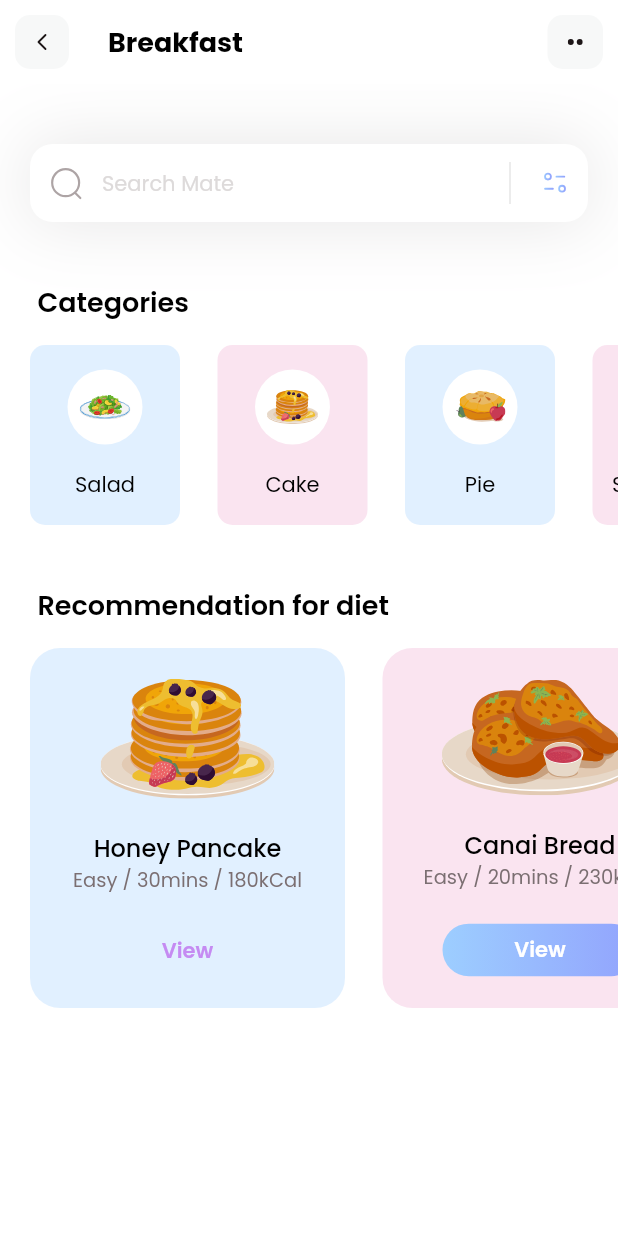
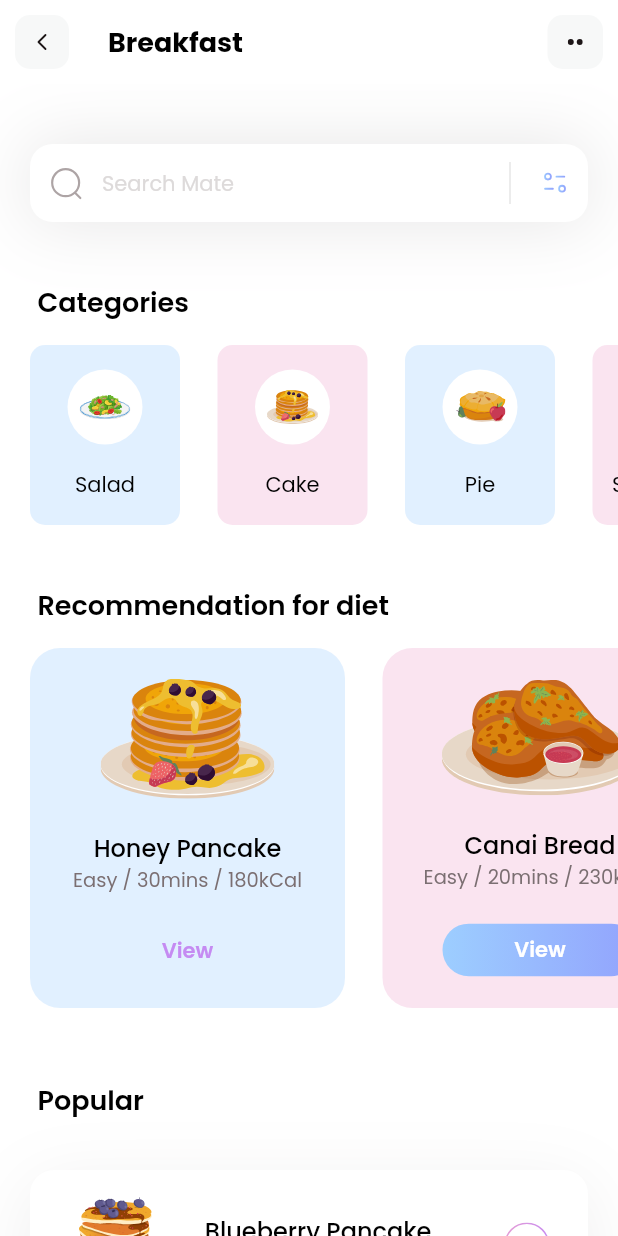
Before and after one commit to mamerida/dietApp, a Flutter app: the screen it shows after launch, on a phone screen of 412 x 824 dp. Run offline on Flutter 3.47's test engine with Material 2 defaults, Android fonts, the phone set to English and light mode, and no system bars; our stand-ins replace flutter_svg.

Commit message:
popular section

```diff
--- /dev/null
+++ b/lib/models/popular_model.dart
@@ -0,0 +1,45 @@
+class PopularDietsModel {
+  String name;
+  String iconPath;
+  String level;
+  String duration;
+  String calorie;
+  bool boxIsSelected;
+
+  PopularDietsModel({
+    required this.name,
+    required this.iconPath,
+    required this.level,
+    required this.duration,
+    required this.calorie,
+    required this.boxIsSelected
+  });
+
+  static List < PopularDietsModel > getPopularDiets() {
+    List < PopularDietsModel > popularDiets = [];
+
+    popularDiets.add(
+      PopularDietsModel(
+       name: 'Blueberry Pancake',
+       iconPath: 'assets/icons/blueberry-pancake.svg',
+       level: 'Medium',
+       duration: '30mins',
+       calorie: '230kCal',
+       boxIsSelected: true,
+      )
+    );
+
+    popularDiets.add(
+      PopularDietsModel(
+       name: 'Salmon Nigiri',
+       iconPath: 'assets/icons/salmon-nigiri.svg',
+       level: 'Easy',
+       duration: '20mins',
+       calorie: '120kCal',
+       boxIsSelected: false,
+      )
+    );
+
+    return popularDiets;
+  }
+}
--- a/lib/pages/home.dart
+++ b/lib/pages/home.dart
@@ -1,5 +1,6 @@
 import 'package:fitness/models/category_models.dart';
 import 'package:fitness/models/diet_model.dart';
+import 'package:fitness/models/popular_model.dart';
 import 'package:flutter/material.dart';
 import 'package:flutter_svg/svg.dart';
 
@@ -14,6 +15,7 @@ class HomePage extends StatefulWidget {
 class _HomePageState extends State<HomePage> {
   List<CategoryModel> categories = [];
   List<DietModel> diets = [];
+  List<PopularDietsModel> popular = [];
 
   void _getCategories(){
     categories = CategoryModel.getCategories();
@@ -23,25 +25,108 @@ class _HomePageState extends State<HomePage> {
     diets = DietModel.getDiets();
   }
 
+  void _getPopulars(){
+    popular = PopularDietsModel.getPopularDiets();
+  }
+
 
   @override
   Widget build(BuildContext context){
     _getCategories();
     _getDiets();
+    _getPopulars();
     return Scaffold(
       appBar: Appbar(),
       backgroundColor: Colors.white,
-      body:Column(
-        crossAxisAlignment: CrossAxisAlignment.start,
+      body:ListView(
         children: [
           _searchField(),
-          SizedBox(height: 40),
+          const SizedBox(height: 40),
           _categorySection(),
-          SizedBox(height: 40),
-          _dietSection()
+          const SizedBox(height: 40),
+          _dietSection(),
+          const SizedBox(height: 40),
+          _popularSection()
         ],
       )
     );
+  }
+
+  Column _popularSection() {
+    return Column(
+          crossAxisAlignment: CrossAxisAlignment.start,
+          children: [
+            const Padding(
+              padding:EdgeInsets.only(top: 8.0,left: 25, right: 8.0, bottom: 8.0),
+              child:Text(
+                'Popular',
+                style: TextStyle(
+                  color: Colors.black,
+                  fontSize: 18,
+                  fontWeight: FontWeight.w600
+                ),
+              )
+            ),
+            const SizedBox(height: 25),
+            ListView.separated(
+              shrinkWrap: true,
+              separatorBuilder:(context, index) => const SizedBox(height: 25),
+              itemCount: popular.length,
+              padding: const EdgeInsets.only(left: 20, right: 20),
+              itemBuilder:(context, index) {
+                return Container(
+                  height: 100,
+                  decoration: BoxDecoration(
+                    color: Colors.white,
+                    borderRadius: BorderRadius.circular(16),
+                    boxShadow: [
+                      BoxShadow(
+                        color: const Color(0xff1D1617).withOpacity(0.07),
+                        offset: const Offset(0, 10),
+                        blurRadius: 40,
+                        spreadRadius: 0
+                      )
+                      ]
+                  ),
+                  child: Row(
+                    mainAxisAlignment: MainAxisAlignment.spaceEvenly,
+                    children: [
+                      SvgPicture.asset(popular[index].iconPath, width: 65,height: 65,),
+                      Column(
+                        mainAxisAlignment: MainAxisAlignment.center,
+                        crossAxisAlignment: CrossAxisAlignment.start,
+                        children: [
+                          Text(
+                            popular[index].name,
+                            style: const TextStyle(
+                              fontWeight: FontWeight.w500,
+                              color: Colors.black,
+                              fontSize: 16
+                            ),
+                          ),
+                          Text(
+                            popular[index].level + ' | ' + popular[index].duration + ' | ' + popular[index].calorie,
+                            style: const TextStyle(
+                              color: Color(0xff7B6F72),
+                              fontSize: 13,
+                              fontWeight: FontWeight.w400
+                            ),
+                          ),
+                        ],
+                      ),
+                      GestureDetector(
+                        onTap: (){
+
+                        },
+                        child: SvgPicture.asset('assets/icons/button.svg', width: 30, height: 30,)
+                      )
+                    ],
+                  ),
+                );
+              },
+            )
+          ],
+        );
   }
 
   Column _dietSection() {
@@ -59,14 +144,14 @@ class _HomePageState extends State<HomePage> {
                 ),
               ),
             ),
-            SizedBox(height: 15),
+            const SizedBox(height: 15),
             Container(
               height: 240,
               child: ListView.separated(
-                separatorBuilder: (context, index) => SizedBox(width: 25,),
+                separatorBuilder: (context, index) => const SizedBox(width: 25,),
                 itemCount: diets.length,
                 scrollDirection: Axis.horizontal,
-                padding: EdgeInsets.only(
+                padding: const EdgeInsets.only(
                   left: 20,
                   right: 20
                 ),
@@ -85,7 +170,7 @@ class _HomePageState extends State<HomePage> {
                           children:[
                             Text(
                               diets[index].name,
-                              style: TextStyle(
+                              style: const TextStyle(
                                 fontWeight: FontWeight.w500,
                                 color: Colors.black,
                                 fontSize: 16
@@ -93,7 +178,7 @@ class _HomePageState extends State<HomePage> {
                             ),
                             Text(
                               diets[index].level + " / " + diets[index].duration + " / " + diets[index].calorie,
-                              style:TextStyle(
+                              style:const TextStyle(
                                 color: Color(0xff7B6F72),
                                 fontSize: 13,
                                 fontWeight: FontWeight.w400
@@ -155,11 +240,11 @@ class _HomePageState extends State<HomePage> {
               child: ListView.separated(
                 itemCount: categories.length,
                 scrollDirection: Axis.horizontal,
-                padding: EdgeInsets.only(
+                padding: const EdgeInsets.only(
                   left: 20,
                   right: 20
                 ),
-                separatorBuilder:(context, index) => SizedBox(width: 25,),
+                separatorBuilder:(context, index) => const SizedBox(width: 25,),
                 itemBuilder:(context, index) {
                   return Container(
                     width: 100,
@@ -173,7 +258,7 @@ class _HomePageState extends State<HomePage> {
                         Container(
                           width:50,
                           height: 50,
-                          decoration: BoxDecoration(
+                          decoration: const BoxDecoration(
                             color: Colors.white,
                             shape: BoxShape.circle
                           ),
@@ -184,7 +269,7 @@ class _HomePageState extends State<HomePage> {
                         ),
                         Text(
                           categories[index].name,
-                          style: TextStyle(
+                          style: const TextStyle(
                             fontWeight: FontWeight.w400,
                             color: Colors.black,
                             fontSize: 14
@@ -202,7 +287,7 @@ class _HomePageState extends State<HomePage> {
 
   Container _searchField() {
     return Container(
-          margin: EdgeInsets.only(top:40,left: 20,right: 20),
+          margin: const EdgeInsets.only(top:40,left: 20,right: 20),
           decoration: BoxDecoration(
             boxShadow: [
               BoxShadow(
@@ -216,7 +301,7 @@ class _HomePageState extends State<HomePage> {
             decoration: InputDecoration(
               filled: true,
               fillColor: Colors.white,
-              contentPadding: EdgeInsets.all(15),
+              contentPadding: const EdgeInsets.all(15),
               hintText: "Search Mate",
               hintStyle: const TextStyle(
                 color: Color(0xffDDDADA),
@@ -232,7 +317,7 @@ class _HomePageState extends State<HomePage> {
                   child: Row(
                     mainAxisAlignment: MainAxisAlignment.end,
                     children: [
-                      VerticalDivider(
+                      const VerticalDivider(
                           color: Colors.black,
                           indent: 10,
                           endIndent: 10,
@@ -272,7 +357,7 @@ class _HomePageState extends State<HomePage> {
 
         },
         child: Container(
-          margin: EdgeInsets.all(10),
+          margin: const EdgeInsets.all(10),
           alignment: Alignment.center,
           child: SvgPicture.asset("assets/icons/Arrow - Left 2.svg"),
           decoration: BoxDecoration(
@@ -285,7 +370,7 @@ class _HomePageState extends State<HomePage> {
          GestureDetector(
             onTap: () => print("david"),
             child: Container(
-              margin: EdgeInsets.all(10),
+              margin: const EdgeInsets.all(10),
               alignment: Alignment.center,
               width: 37,
               child: SvgPicture.asset("assets/icons/dots.svg"),
```
